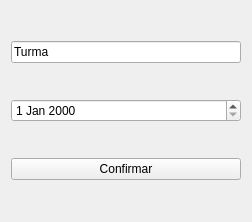
This is App/view/ui/registerClass.ui in Senac-SOR-ADS/Gerenciamento-Escolar as Qt 5 draws it before an edit. The edited form follows.
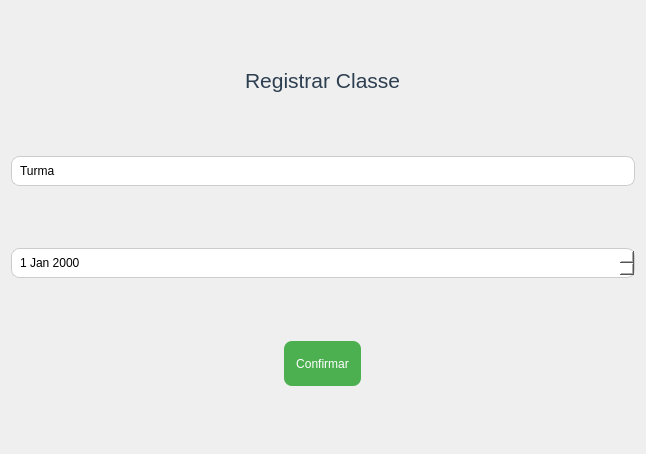
This is the edited form. Icons and pictures are not drawn.

Commit message: fix(tela de registerClass e registerEmployee)

The edit to the form file:
```diff
--- a/App/view/ui/registerClass.ui
+++ b/App/view/ui/registerClass.ui
@@ -6,31 +6,154 @@
    <rect>
     <x>0</x>
     <y>0</y>
-    <width>252</width>
-    <height>222</height>
+    <width>646</width>
+    <height>454</height>
    </rect>
   </property>
   <property name="windowTitle">
    <string>Form</string>
   </property>
-  <layout class="QVBoxLayout" name="verticalLayout">
-   <item>
+  <property name="windowIcon">
+   <iconset>
+    <normaloff>imagens/68045.png</normaloff>imagens/68045.png</iconset>
+  </property>
+  <property name="styleSheet">
+   <string notr="true">QLabel{
+ font-family: &quot;Segoe UI&quot;, &quot;Arial&quot;, sans-serif;
+    font-size: 16px;
+    font-weight: 500;   
+    color: #2c3e50;
+}
+
+QLineEdit, QDateEdit {
+    border: 1px solid #ccc;
+    border-radius: 8px;
+    padding: 6px;
+    background: white;
+}
+
+QLineEdit:focus, QDateEdit:focus {
+    border: 2px solid #4CAF50;
+}
+
+QPushButton {
+    background-color: #4CAF50;
+    color: white;
+    border-radius: 8px;
+    padding: 6px 12px;
+}
+
+QPushButton:hover {
+    background-color: #45a049;
+}
+
+QPushButton:pressed {
+    background-color: #3d8b40;
+}
+</string>
+  </property>
+  <layout class="QGridLayout" name="gridLayout">
+   <item row="2" column="0">
+    <spacer name="verticalSpacer">
+     <property name="orientation">
+      <enum>Qt::Vertical</enum>
+     </property>
+     <property name="sizeHint" stdset="0">
+      <size>
+       <width>20</width>
+       <height>40</height>
+      </size>
+     </property>
+    </spacer>
+   </item>
+   <item row="8" column="0">
+    <spacer name="verticalSpacer_2">
+     <property name="orientation">
+      <enum>Qt::Vertical</enum>
+     </property>
+     <property name="sizeHint" stdset="0">
+      <size>
+       <width>20</width>
+       <height>40</height>
+      </size>
+     </property>
+    </spacer>
+   </item>
+   <item row="1" column="0" alignment="Qt::AlignHCenter">
+    <widget class="QLabel" name="label">
+     <property name="text">
+      <string>&lt;html&gt;&lt;head/&gt;&lt;body&gt;&lt;p&gt;&lt;span style=&quot; font-size:16pt; font-weight:400;&quot;&gt;Registrar Classe&lt;/span&gt;&lt;/p&gt;&lt;/body&gt;&lt;/html&gt;</string>
+     </property>
+    </widget>
+   </item>
+   <item row="5" column="0">
+    <widget class="QDateEdit" name="data"/>
+   </item>
+   <item row="3" column="0">
     <widget class="QLineEdit" name="turma">
      <property name="text">
       <string>Turma</string>
      </property>
     </widget>
    </item>
-   <item>
-    <widget class="QDateEdit" name="data"/>
-   </item>
-   <item>
+   <item row="7" column="0" alignment="Qt::AlignHCenter">
     <widget class="QPushButton" name="btn_confirmar">
+     <property name="minimumSize">
+      <size>
+       <width>0</width>
+       <height>45</height>
+      </size>
+     </property>
+     <property name="maximumSize">
+      <size>
+       <width>16777215</width>
+       <height>16777215</height>
+      </size>
+     </property>
      <property name="text">
       <string>Confirmar</string>
      </property>
     </widget>
    </item>
+   <item row="4" column="0">
+    <spacer name="verticalSpacer_4">
+     <property name="orientation">
+      <enum>Qt::Vertical</enum>
+     </property>
+     <property name="sizeHint" stdset="0">
+      <size>
+       <width>20</width>
+       <height>40</height>
+      </size>
+     </property>
+    </spacer>
+   </item>
+   <item row="0" column="0">
+    <spacer name="verticalSpacer_3">
+     <property name="orientation">
+      <enum>Qt::Vertical</enum>
+     </property>
+     <property name="sizeHint" stdset="0">
+      <size>
+       <width>20</width>
+       <height>40</height>
+      </size>
+     </property>
+    </spacer>
+   </item>
+   <item row="6" column="0">
+    <spacer name="verticalSpacer_5">
+     <property name="orientation">
+      <enum>Qt::Vertical</enum>
+     </property>
+     <property name="sizeHint" stdset="0">
+      <size>
+       <width>20</width>
+       <height>40</height>
+      </size>
+     </property>
+    </spacer>
+   </item>
   </layout>
  </widget>
  <resources/>
```
Left out of the diff: 2 changed lines with no effect on the pictures. The commit also changes 2 other files.
